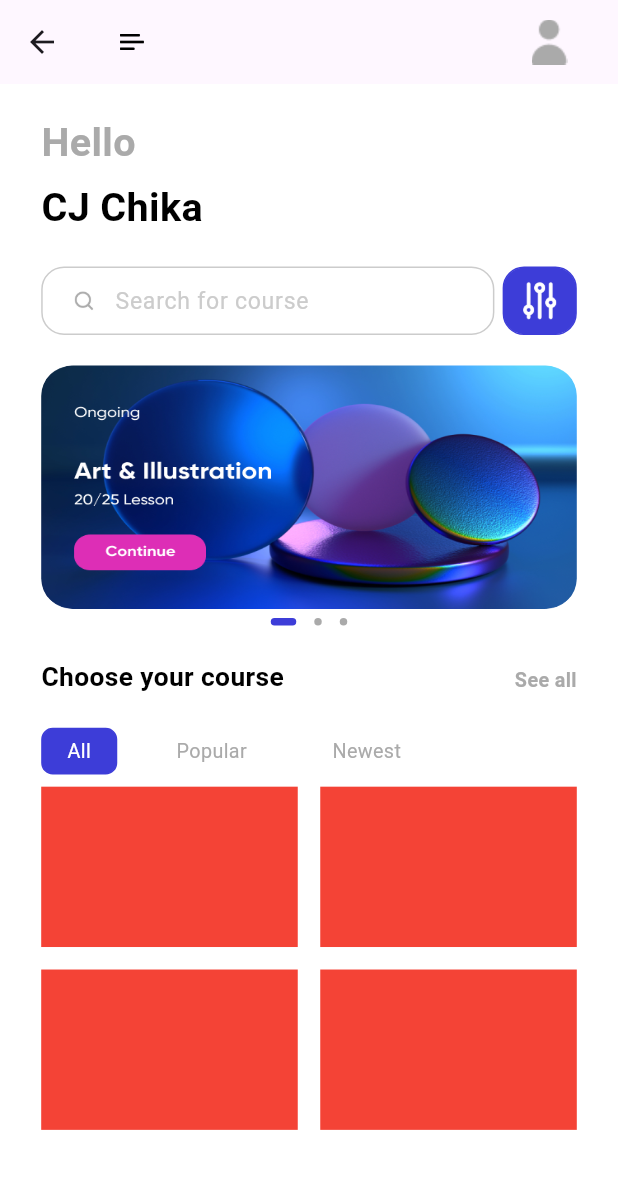
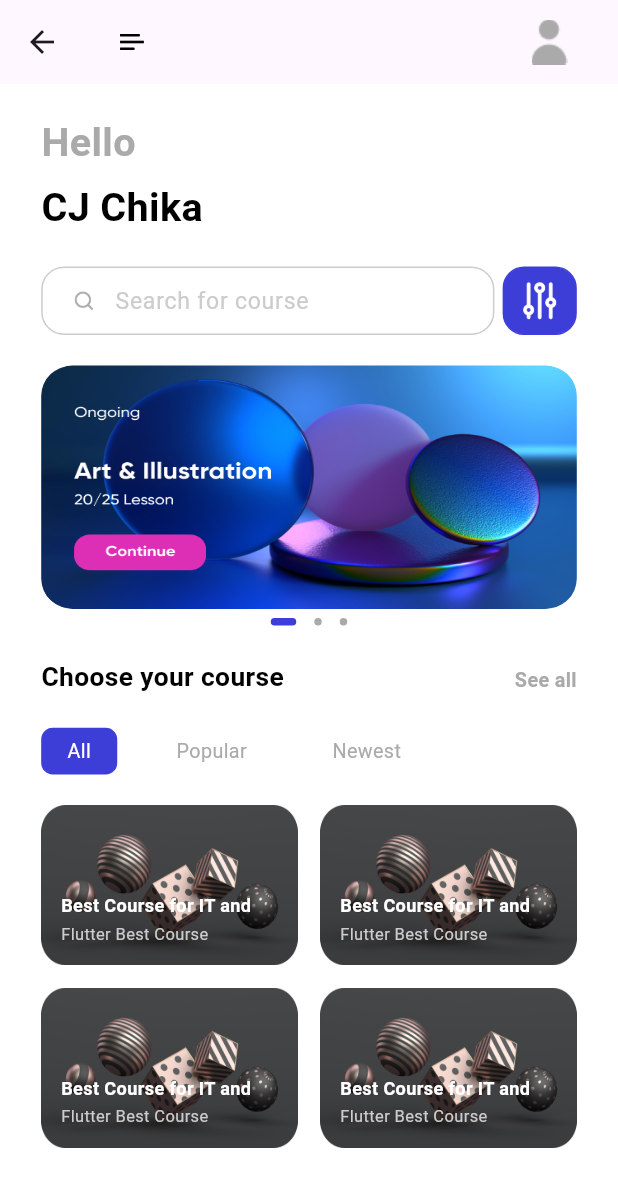
Before and after one commit to cjchika/eLearn, a Flutter app: the HomePage screen opened by its route, on a phone screen of 412 x 824 dp. Shown: the top 1187 px of the screen. Run offline on Flutter 3.47's test engine with Material 2 defaults, Android fonts, the phone set to English and light mode, and no system bars; drawn by our look-alikes of dots_indicator; our stand-ins replace cloud_firestore, firebase_auth, firebase_core, flutter_bloc, flutter_screenutil, fluttertoast and 1 more; accounts and stored records are empty; Roboto replaces fonts that are missing (Avenir).

Commit message:
Home Page - Grid

```diff
--- a/lib/pages/home/home_page.dart
+++ b/lib/pages/home/home_page.dart
@@ -36,12 +36,15 @@ class _HomePageState extends State<HomePage> {
                 SliverToBoxAdapter(child: sliderView(context, state)),
                 SliverToBoxAdapter(child: menuView()),
                 SliverPadding(
-                  padding: EdgeInsets.symmetric(vertical: 8.h, horizontal: 0.w),
+                  padding:
+                      EdgeInsets.symmetric(vertical: 20.h, horizontal: 0.w),
                   sliver: SliverGrid(
                     delegate: SliverChildBuilderDelegate(childCount: 4,
                         (context, index) {
-                      return Container(
-                          width: 100, height: 100, color: Colors.red);
+                      return GestureDetector(
+                        onTap: () {},
+                        child: courseGrid(),
+                      );
                     }),
                     gridDelegate:
                         const SliverGridDelegateWithFixedCrossAxisCount(
--- a/lib/pages/home/widgets/home_page_widgets.dart
+++ b/lib/pages/home/widgets/home_page_widgets.dart
@@ -238,3 +238,43 @@ Widget _reusableMenuText(String menuText,
     padding: EdgeInsets.only(left: 15.w, right: 15.w, bottom: 5.h, top: 5.h),
   );
 }
+
+Widget courseGrid(){
+  return Container(
+    padding: EdgeInsets.all(12.w),
+    decoration: const BoxDecoration(
+      image: DecorationImage(
+          fit: BoxFit.fill,
+          image: AssetImage("assets/icons/image_2.png")),
+    ),
+    child: Column(
+      mainAxisAlignment: MainAxisAlignment.end,
+      crossAxisAlignment: CrossAxisAlignment.start,
+      children: [
+        Text(
+          "Best Course for IT and",
+          maxLines: 1,
+          overflow: TextOverflow.fade,
+          textAlign: TextAlign.left,
+          softWrap: false,
+          style: TextStyle(
+              color: AppColors.primaryElementText,
+              fontWeight: FontWeight.bold,
+              fontSize: 11.sp),
+        ),
+        SizedBox(height: 2.h),
+        Text(
+          "Flutter Best Course ",
+          maxLines: 1,
+          overflow: TextOverflow.fade,
+          textAlign: TextAlign.left,
+          softWrap: false,
+          style: TextStyle(
+              color: AppColors.primaryFourElementText,
+              fontWeight: FontWeight.normal,
+              fontSize: 10.sp),
+        )
+      ],
+    ),
+  );
+}
```
